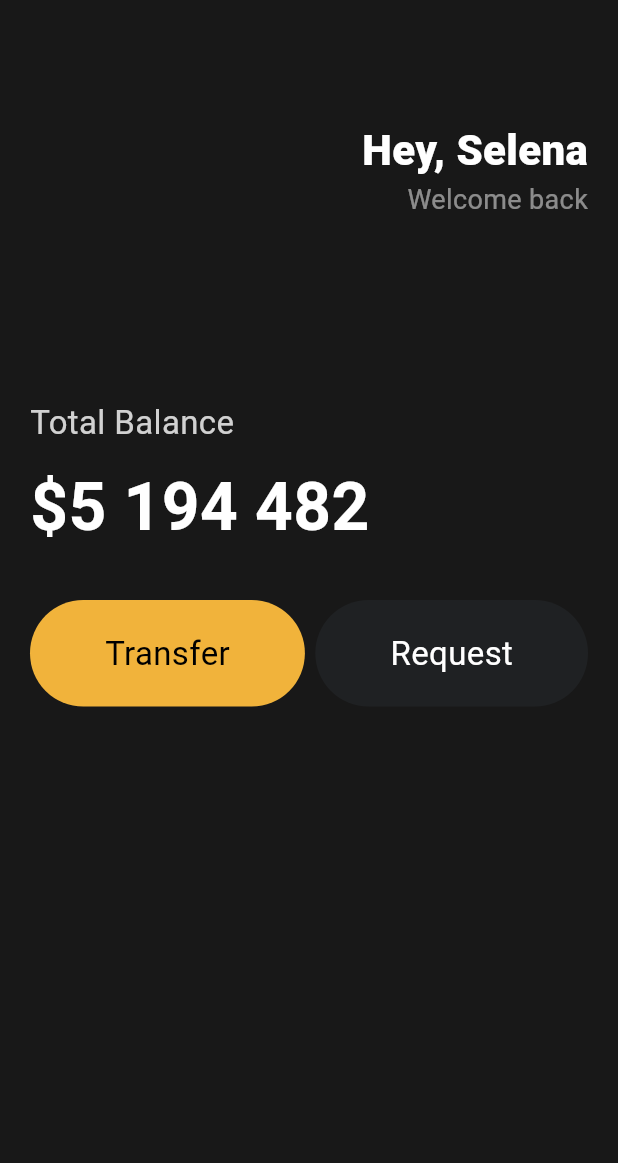
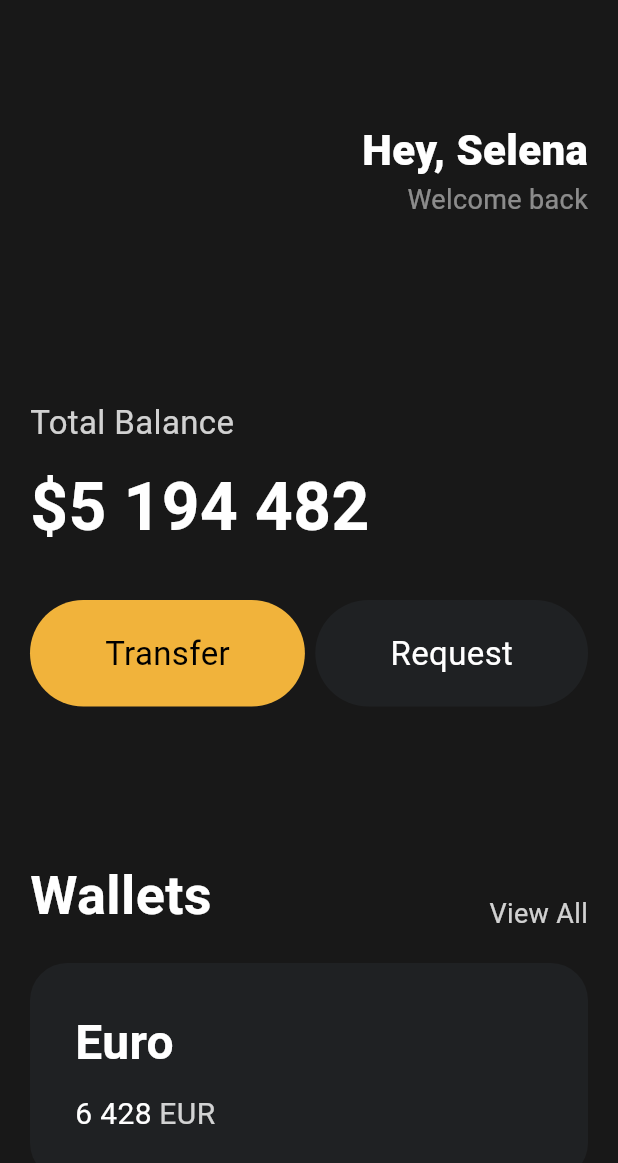
Before and after one commit to lstar2397/flutter-for-beginners, a Flutter app: the screen it shows after launch, on a phone screen of 412 x 824 dp. Shown: the top 1163 px of the screen. Run offline on Flutter 3.47's test engine with Material 3 defaults, Android fonts, the phone set to English and light mode, and no system bars.

Commit message:
#3.6 Cards

```diff
--- a/toonflix/lib/main.dart
+++ b/toonflix/lib/main.dart
@@ -86,6 +86,83 @@
                     textColor: Colors.white,
                   )
                 ],
+              ),
+              const SizedBox(
+                height: 100,
+              ),
+              Row(
+                crossAxisAlignment: CrossAxisAlignment.end,
+                mainAxisAlignment: MainAxisAlignment.spaceBetween,
+                children: [
+                  const Text(
+                    'Wallets',
+                    style: TextStyle(
+                      color: Colors.white,
+                      fontSize: 36,
+                      fontWeight: FontWeight.w600,
+                    ),
+                  ),
+                  Text(
+                    'View All',
+                    style: TextStyle(
+                      color: Colors.white.withOpacity(0.8),
+                      fontSize: 18,
+                    ),
+                  ),
+                ],
+              ),
+              const SizedBox(
+                height: 20,
+              ),
+              Container(
+                decoration: BoxDecoration(
+                  color: const Color(0xFF1F2123),
+                  borderRadius: BorderRadius.circular(25),
+                ),
+                child: Padding(
+                  padding: const EdgeInsets.all(30),
+                  child: Row(
+                    children: [
+                      Column(
+                        crossAxisAlignment: CrossAxisAlignment.start,
+                        children: [
+                          const Text(
+                            'Euro',
+                            style: TextStyle(
+                              color: Colors.white,
+                              fontSize: 32,
+                              fontWeight: FontWeight.w600,
+                            ),
+                          ),
+                          const SizedBox(
+                            height: 10,
+                          ),
+                          Row(
+                            children: [
+                              const Text(
+                                '6 428',
+                                style: TextStyle(
+                                  color: Colors.white,
+                                  fontSize: 20,
+                                ),
+                              ),
+                              const SizedBox(
+                                width: 5,
+                              ),
+                              Text(
+                                'EUR',
+                                style: TextStyle(
+                                  color: Colors.white.withOpacity(0.8),
+                                  fontSize: 20,
+                                ),
+                              ),
+                            ],
+                          )
+                        ],
+                      )
+                    ],
+                  ),
+                ),
               )
             ],
           ),
```
